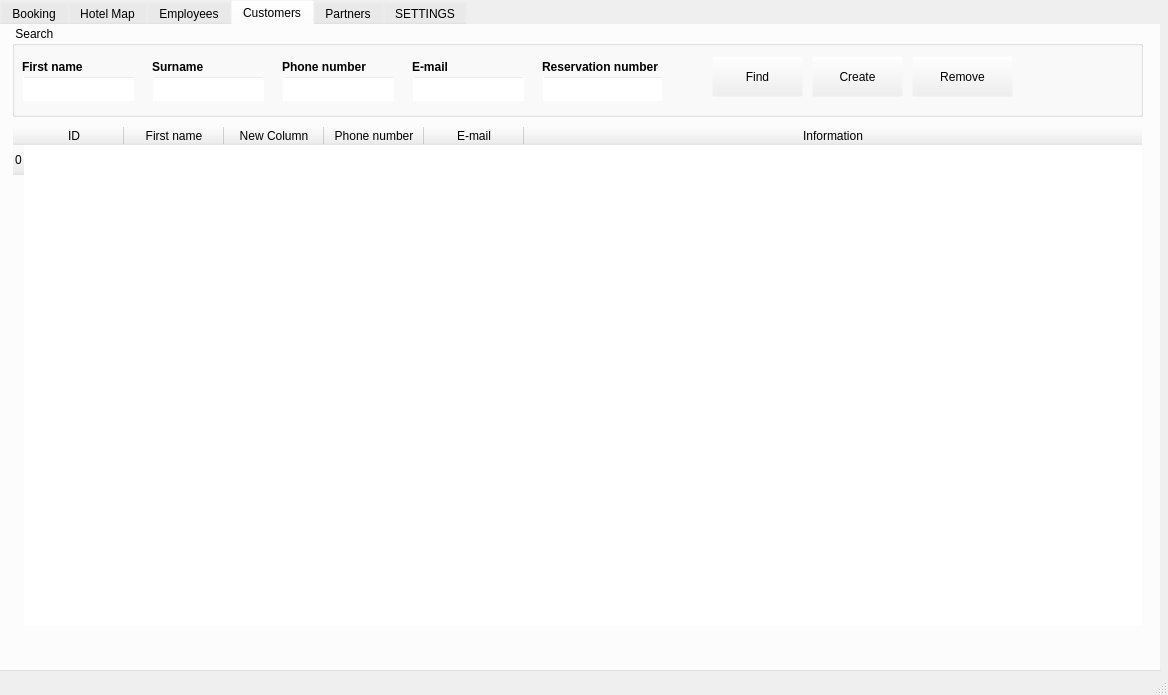
Before: the Qt Designer form mainwindow.ui in maksymba0/MXHotel, drawn with Qt 5.
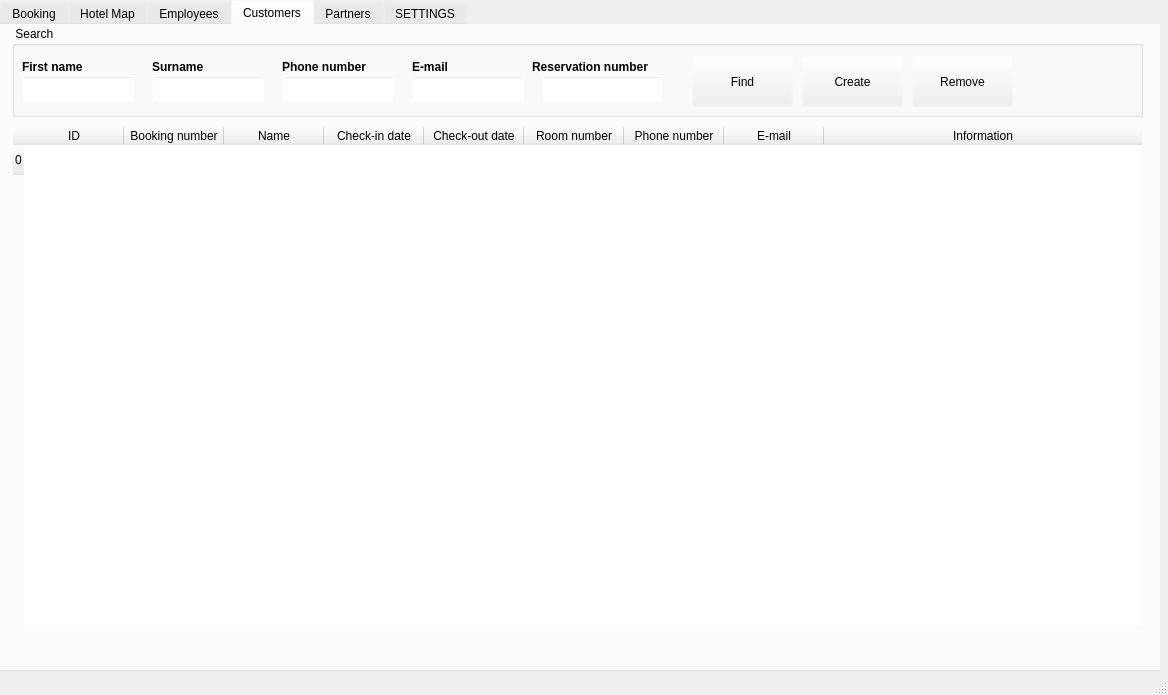
After: the same form once the commit is applied. The open tabs and pages were chosen to show the change. Icons and pictures are not drawn.

Commit message: Updated Employees. Clear table button. Updated Customers. Added and edited columns to the customers table. OnCustomerDataRequested function

What changed in the file:
```diff
--- a/mainwindow.ui
+++ b/mainwindow.ui
@@ -2124,7 +2124,7 @@
       <widget class="QLabel" name="label_17">
        <property name="geometry">
         <rect>
-         <x>530</x>
+         <x>520</x>
          <y>30</y>
          <width>151</width>
          <height>21</height>
@@ -2194,10 +2194,10 @@
       <widget class="QPushButton" name="pushButton_30">
        <property name="geometry">
         <rect>
-         <x>700</x>
+         <x>680</x>
          <y>30</y>
-         <width>91</width>
-         <height>41</height>
+         <width>101</width>
+         <height>51</height>
         </rect>
        </property>
        <property name="text">
@@ -2207,10 +2207,10 @@
       <widget class="QPushButton" name="pushButton_31">
        <property name="geometry">
         <rect>
-         <x>800</x>
+         <x>790</x>
          <y>30</y>
-         <width>91</width>
-         <height>41</height>
+         <width>101</width>
+         <height>51</height>
         </rect>
        </property>
        <property name="text">
@@ -2223,7 +2223,7 @@
          <x>900</x>
          <y>30</y>
          <width>101</width>
-         <height>41</height>
+         <height>51</height>
         </rect>
        </property>
        <property name="text">
@@ -2258,12 +2258,27 @@
       </column>
       <column>
        <property name="text">
-        <string>First name</string>
+        <string>Booking number</string>
        </property>
       </column>
       <column>
        <property name="text">
-        <string>New Column</string>
+        <string>Name</string>
+       </property>
+      </column>
+      <column>
+       <property name="text">
+        <string>Check-in date</string>
+       </property>
+      </column>
+      <column>
+       <property name="text">
+        <string>Check-out date</string>
+       </property>
+      </column>
+      <column>
+       <property name="text">
+        <string>Room number</string>
        </property>
       </column>
       <column>
@@ -2289,11 +2304,6 @@
         <set>AlignCenter</set>
        </property>
       </item>
-      <item row="0" column="1">
-       <property name="text">
-        <string/>
-       </property>
-      </item>
       <item row="0" column="2">
        <property name="text">
         <string/>
@@ -2304,12 +2314,17 @@
         <string/>
        </property>
       </item>
-      <item row="0" column="4">
+      <item row="0" column="6">
        <property name="text">
         <string/>
        </property>
       </item>
-      <item row="0" column="5">
+      <item row="0" column="7">
+       <property name="text">
+        <string/>
+       </property>
+      </item>
+      <item row="0" column="8">
        <property name="text">
         <string/>
        </property>
```
Left out of the diff: 2 changed lines with no effect on the pictures. The commit also changes 12 other files.
